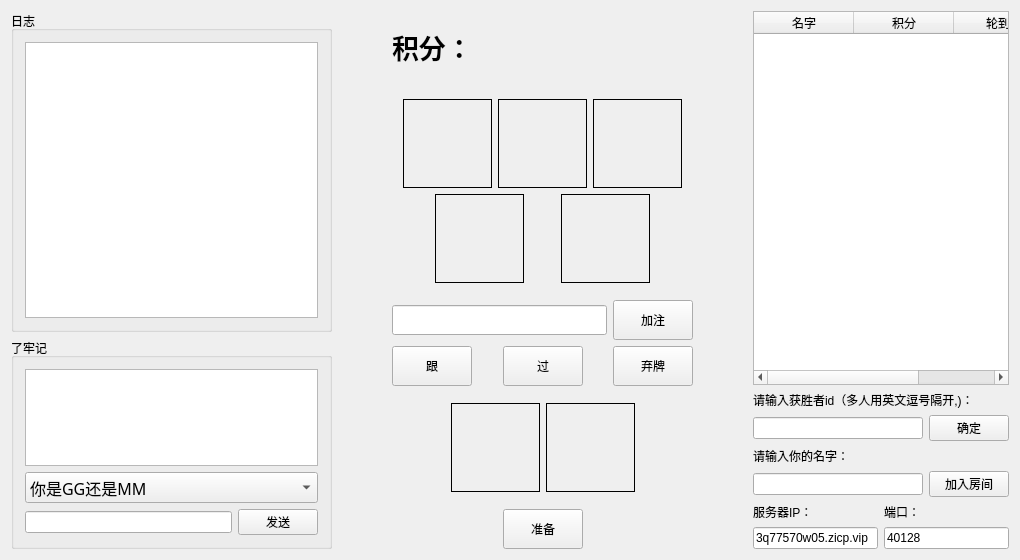
Before: the Qt Designer form single_Client/poker_client.ui in Sakuramw/multiplePoker, drawn with Qt 5.
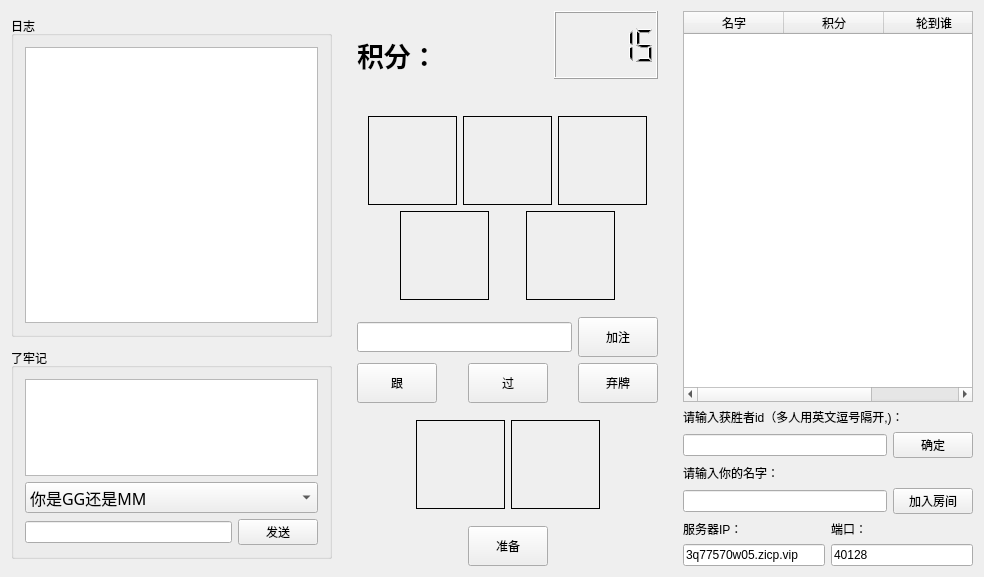
After: the same form once the commit is applied.

```diff
--- a/single_Client/poker_client.ui
+++ b/single_Client/poker_client.ui
@@ -9,17 +9,17 @@
    <rect>
     <x>0</x>
     <y>0</y>
-    <width>1020</width>
-    <height>556</height>
+    <width>984</width>
+    <height>577</height>
    </rect>
   </property>
   <property name="windowTitle">
    <string>PokerClient</string>
   </property>
+  <layout class="QVBoxLayout" name="verticalLayout_12">
+   <item>
   <layout class="QHBoxLayout" name="horizontalLayout_15">
    <item>
-    <layout class="QHBoxLayout" name="horizontalLayout_14">
-     <item>
       <layout class="QVBoxLayout" name="verticalLayout_5">
        <item>
         <widget class="QGroupBox" name="groupBox_log">
@@ -62,7 +62,7 @@
          </property>
          <property name="maximumSize">
           <size>
-           <width>321</width>
+           <width>0</width>
            <height>211</height>
           </size>
          </property>
@@ -222,18 +222,26 @@
        </property>
        <property name="sizeHint" stdset="0">
         <size>
-         <width>10</width>
+         <width>13</width>
          <height>20</height>
         </size>
        </property>
       </spacer>
      </item>
      <item>
-      <layout class="QVBoxLayout" name="verticalLayout_4">
+      <layout class="QVBoxLayout" name="verticalLayout_11">
+       <item>
+        <layout class="QHBoxLayout" name="horizontalLayout_14">
        <item>
         <layout class="QHBoxLayout" name="horizontalLayout_5">
          <item>
           <widget class="QLabel" name="label_2">
+             <property name="minimumSize">
+              <size>
+               <width>84</width>
+               <height>34</height>
+              </size>
+             </property>
            <property name="font">
             <font>
              <family>Agency FB</family>
@@ -249,6 +257,12 @@
          </item>
          <item>
           <widget class="QLabel" name="label_score">
+             <property name="minimumSize">
+              <size>
+               <width>101</width>
+               <height>35</height>
+              </size>
+             </property>
            <property name="font">
             <font>
              <family>Agency FB</family>
@@ -261,6 +275,44 @@
             <string/>
            </property>
           </widget>
+           </item>
+          </layout>
+         </item>
+         <item>
+          <layout class="QVBoxLayout" name="verticalLayout_4">
+           <item>
+            <widget class="QLCDNumber" name="lcdNumber_countDown">
+             <property name="minimumSize">
+              <size>
+               <width>92</width>
+               <height>50</height>
+              </size>
+             </property>
+             <property name="frameShape">
+              <enum>QFrame::Box</enum>
+             </property>
+             <property name="mode">
+              <enum>QLCDNumber::Dec</enum>
+             </property>
+             <property name="value" stdset="0">
+              <double>15.000000000000000</double>
+             </property>
+            </widget>
+           </item>
+           <item>
+            <spacer name="horizontalSpacer_12">
+             <property name="orientation">
+              <enum>Qt::Horizontal</enum>
+             </property>
+             <property name="sizeHint" stdset="0">
+              <size>
+               <width>40</width>
+               <height>20</height>
+              </size>
+             </property>
+            </spacer>
+           </item>
+          </layout>
          </item>
         </layout>
        </item>
@@ -466,7 +518,7 @@
            </property>
            <property name="minimumSize">
             <size>
-             <width>0</width>
+             <width>75</width>
              <height>40</height>
             </size>
            </property>
@@ -489,7 +541,7 @@
            </property>
            <property name="minimumSize">
             <size>
-             <width>0</width>
+             <width>75</width>
              <height>40</height>
             </size>
            </property>
@@ -518,7 +570,7 @@
            </property>
            <property name="minimumSize">
             <size>
-             <width>0</width>
+             <width>75</width>
              <height>40</height>
             </size>
            </property>
@@ -547,7 +599,7 @@
            </property>
            <property name="minimumSize">
             <size>
-             <width>0</width>
+             <width>75</width>
              <height>40</height>
             </size>
            </property>
@@ -652,7 +704,7 @@
               <widget class="QPushButton" name="pushButton_ready">
                <property name="minimumSize">
                 <size>
-                 <width>0</width>
+                 <width>75</width>
                  <height>40</height>
                 </size>
                </property>
@@ -711,7 +763,7 @@
        </property>
        <property name="sizeHint" stdset="0">
         <size>
-         <width>10</width>
+         <width>13</width>
          <height>20</height>
         </size>
        </property>
@@ -721,6 +773,12 @@
       <layout class="QVBoxLayout" name="verticalLayout_10">
        <item>
         <widget class="QTableWidget" name="tableWidget_playerName">
+         <property name="minimumSize">
+          <size>
+           <width>290</width>
+           <height>350</height>
+          </size>
+         </property>
          <column>
           <property name="text">
            <string>名字</string>
```
Lines whose indentation alone changed are shown as unchanged.
